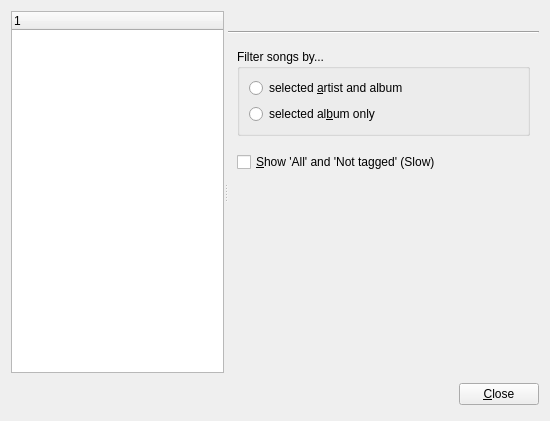
Qt form ui/preferencesdialog.ui (Voker57/qmpdclient) before a commit.
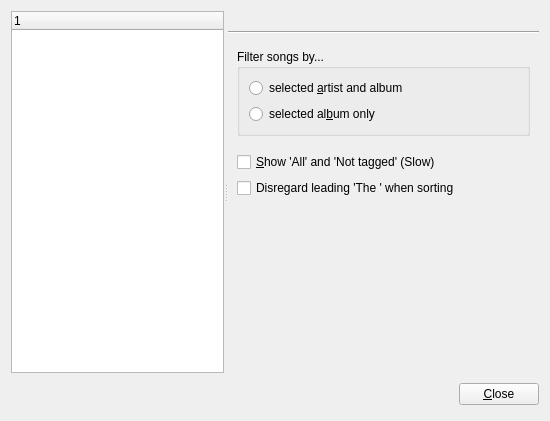
The same form after that commit. The open tabs and pages were chosen to show the change.

Commit message: Added option to disable ignoring leading 'The '

Patch:
```diff
--- a/ui/preferencesdialog.ui
+++ b/ui/preferencesdialog.ui
@@ -633,6 +633,13 @@
              </property>
             </widget>
            </item>
+           <item>
+            <widget class="QCheckBox" name="disregardTheCheck">
+             <property name="text">
+              <string>Disregard leading 'The ' when sorting</string>
+             </property>
+            </widget>
+           </item>
            <item>
             <spacer>
              <property name="orientation">
```
The commit also changes 4 other files.
